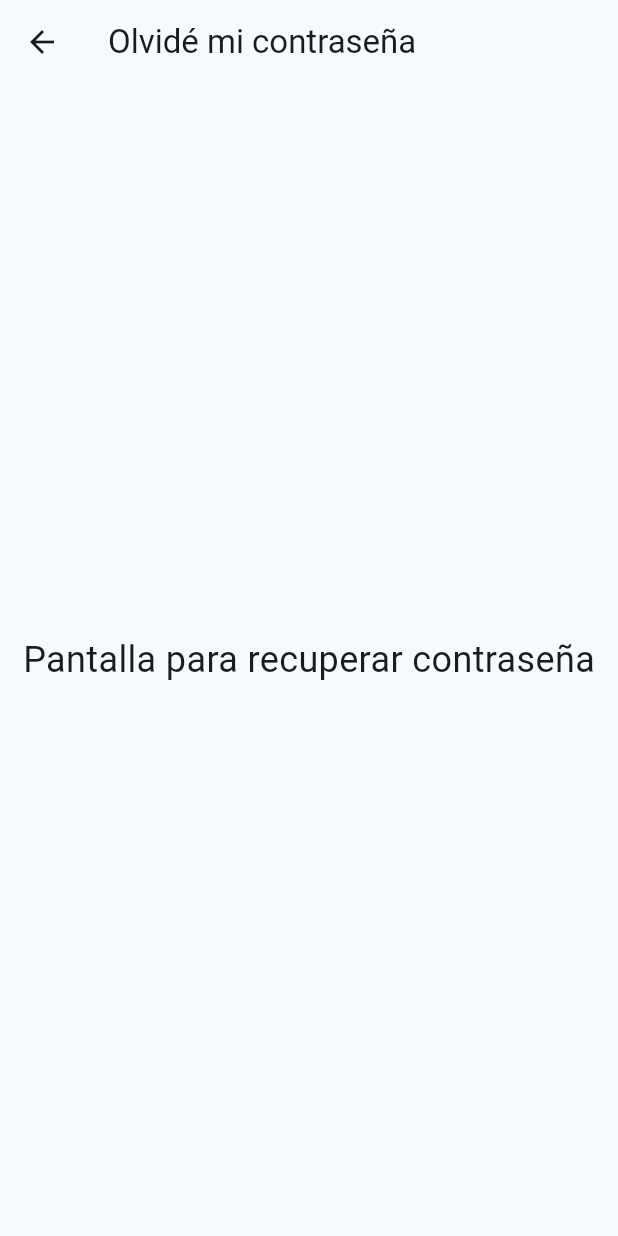
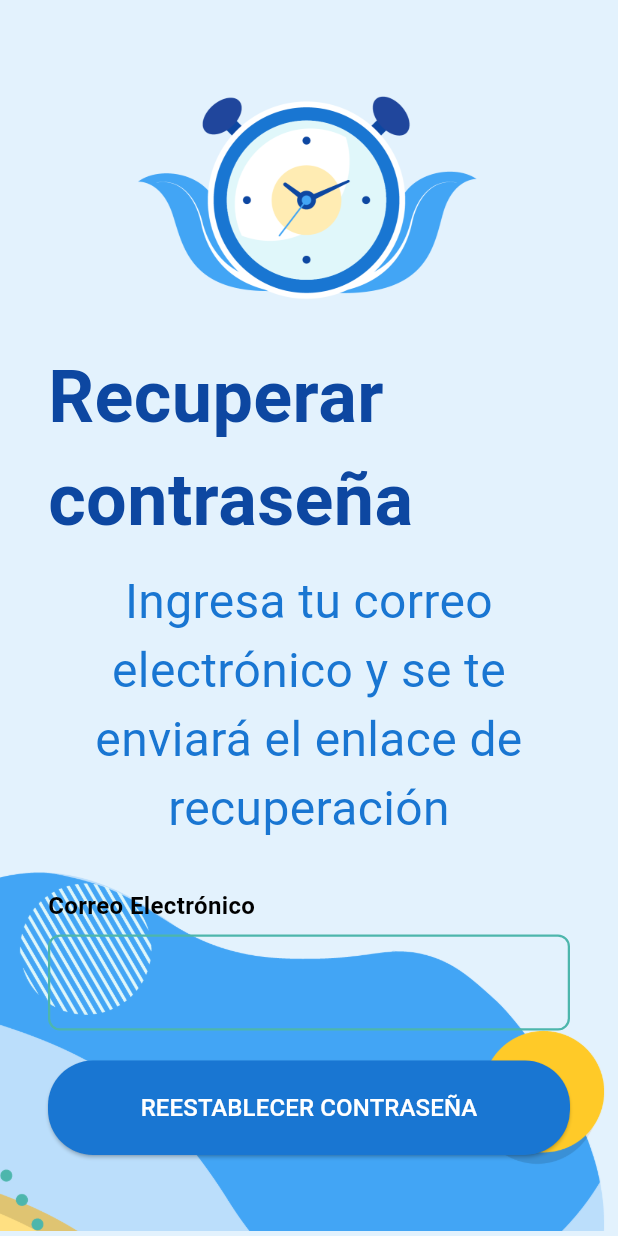
Before and after one commit to ValentinaRozo/SincronIA---Web, a Flutter app: the PantallaOlvideContrasena screen opened directly, on a phone screen of 412 x 824 dp. Run offline on Flutter 3.47's test engine with Material 3 defaults, Android fonts, the phone set to English and light mode, and no system bars.

Commit message:
Recuperar contraseña finalizada

```diff
--- a/sincronia_web/lib/views/pantalla_olvide_contrsena.dart
+++ b/sincronia_web/lib/views/pantalla_olvide_contrsena.dart
@@ -1,17 +1,79 @@
 import 'package:flutter/material.dart';
+import 'package:sincronia_web/widgets/button.dart';
+import 'package:sincronia_web/widgets/text_field.dart';
 
 class PantallaOlvideContrasena extends StatelessWidget {
   @override
   Widget build(BuildContext context) {
+    final size = MediaQuery.of(context).size;
     return Scaffold(
-      appBar: AppBar(
-        title: const Text('Olvidé mi contraseña'),
-      ),
-      body: const Center(
-        child: Text(
-          'Pantalla para recuperar contraseña',
-          style: TextStyle(fontSize: 24),
-        ),
+      body: Stack(
+        children: [
+          Container(
+            color: const Color(0xFFE3F2FD),
+          ),
+          Align(
+            alignment: Alignment.bottomLeft,
+            child: Image.asset(
+              'assets/fondo.png',
+              height: size.height * 0.4,
+              fit: BoxFit.contain,
+            ),
+          ),
+          SingleChildScrollView(
+            child: Center(
+              child: Padding(
+                padding: const EdgeInsets.symmetric(horizontal: 32.0),
+                child: Column(
+                  mainAxisAlignment: MainAxisAlignment.center,
+                  children: [
+                    const SizedBox(height: 60),
+                    Image.asset(
+                      'assets/logo_SincronIA.png',
+                      height: 150,
+                    ),
+                    const SizedBox(height: 20),
+
+                    const Text(
+                      'Recuperar contraseña',
+                      style: TextStyle(
+                        fontSize: 48,
+                        fontWeight: FontWeight.bold,
+                        color:  Color(0xFF0D47A1),
+                      ),
+                    ),
+                    const SizedBox(height: 10),
+
+                    const Text(
+                      'Ingresa tu correo electrónico y se te enviará el enlace de recuperación',
+                      textAlign: TextAlign.center,
+                      style: TextStyle(
+                        fontSize: 32,
+                        color: Color(0xFF1976D2),
+                      ),
+                    ),
+                    const SizedBox(height: 30),
+
+                    const CustomTextField(
+                      labelText: 'Correo Electrónico',
+                      hintText: 'Escribe tu correo',
+                      width: 800.0,
+                    ),
+                    const SizedBox(height: 20),
+
+                    CustomButton(
+                      text: 'REESTABLECER CONTRASEÑA',
+                      width: 400.0,
+                      onPressed: () {
+                      },
+                      baseColor: const Color(0xFF1976D2),
+                    ),
+                  ],
+                ),
+              ),
+            ),
+          ),
+        ],
       ),
     );
   }
```
Also changed, not shown: sincronia_web/assets/fondo.png (added).
